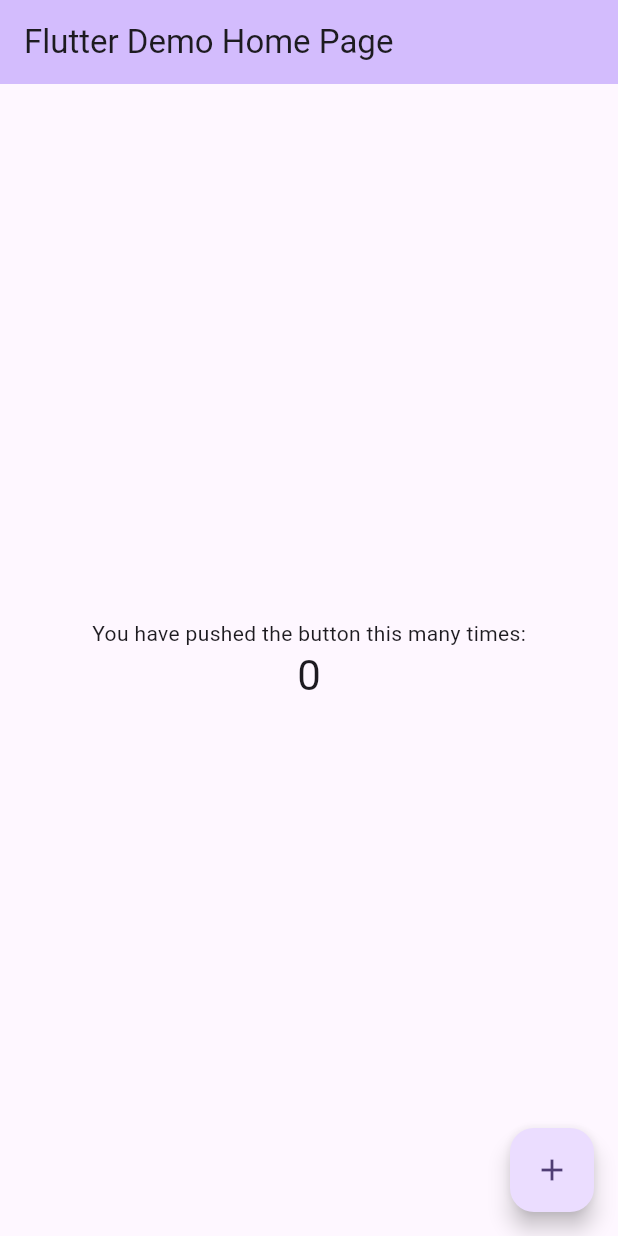
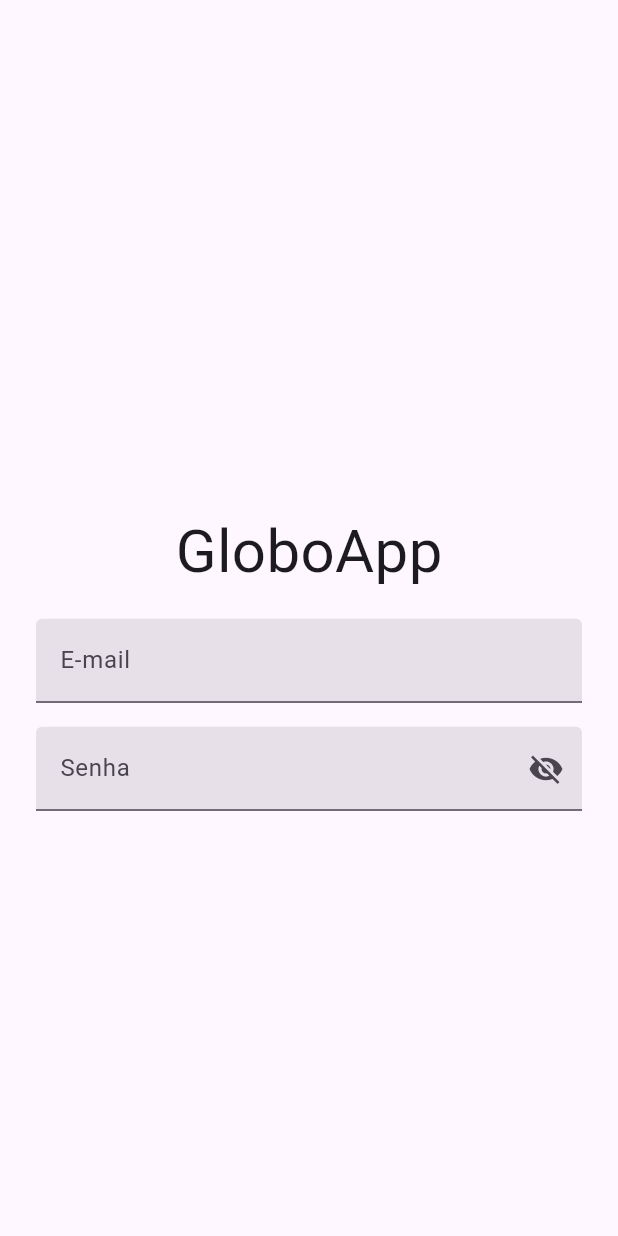
Before and after one commit to banksdaniel/flutter, a Flutter app: the screen it shows after launch, on a phone screen of 412 x 824 dp. Run offline on Flutter 3.47's test engine with Material 2 defaults, Android fonts, the phone set to English and light mode, and no system bars.

Commit message:
✨ Adding login feature

```diff
--- a/lib/main.dart
+++ b/lib/main.dart
@@ -1,84 +1,83 @@
 import 'package:flutter/material.dart';
 
 void main() {
-  runApp(const MyApp());
+  runApp(const GlobalApp());
 }
 
-class MyApp extends StatelessWidget {
-  const MyApp({super.key});
+class GlobalApp extends StatelessWidget {
+  const GlobalApp({super.key});
 
   @override
   Widget build(BuildContext context) {
-    return MaterialApp(
-      title: 'Change',
-      theme: ThemeData(
-        colorScheme: ColorScheme.fromSeed(seedColor: Colors.deepPurple),
-        useMaterial3: true,
+    return GestureDetector(
+      onTap: () {
+        final currentFocus = FocusScope.of(context);
+        FocusManager.instance.primaryFocus?.unfocus();
+      },
+      child: MaterialApp(
+        theme: ThemeData(
+            colorScheme: ColorScheme.fromSeed(
+                seedColor: Colors.deepPurple, brightness: Brightness.light),
+            useMaterial3: true),
+        darkTheme: ThemeData(
+            colorScheme: ColorScheme.fromSeed(
+                seedColor: Colors.purple, brightness: Brightness.dark),
+            useMaterial3: true),
+        home: const Home(),
       ),
-      home: const MyHomePage(title: 'Flutter Demo Home Page'),
     );
   }
 }
 
-class MyHomePage extends StatefulWidget {
-  const MyHomePage({super.key, required this.title});
-  final String title;
+class Home extends StatefulWidget {
+  const Home({super.key});
 
   @override
-  State<MyHomePage> createState() => _MyHomePageState();
+  State<Home> createState() => _HomeState();
 }
 
-class _MyHomePageState extends State<MyHomePage> {
-  int _counter = 0;
-
-  void _incrementCounter() {
-    setState(() {
-
-      _counter++;
-    });
-  }
+class _HomeState extends State<Home> {
+  bool _showPassword = false;
 
   @override
   Widget build(BuildContext context) {
+    return Scaffold(
+      appBar: AppBar(),
+      body: Center(
+        child: SingleChildScrollView(
+          padding: const EdgeInsets.all(24),
+          child: Column(
+            mainAxisSize: MainAxisSize.min,
+            children: [
+              const Text(
+                'GloboApp',
+                style: TextStyle(fontSize: 40),
+              ),
+              const SizedBox(height: 16),
+              const TextField(
+                decoration: InputDecoration(filled: true, labelText: 'E-mail'),
+              ),
+              const SizedBox(height: 16),
+              TextField(
+                  decoration: InputDecoration(
+                filled: true,
+                labelText: 'Senha',
+                suffixIcon: IconButton(
+                  onPressed: () {
+                    setState(() {
+                      _showPassword = !_showPassword;
+                    });
+                  },
+                  icon: Icon(
+                      _showPassword ? Icons.visibility : Icons.visibility_off),
+                ),
 
-    return Scaffold(
-      appBar: AppBar(
-        backgroundColor: Theme.of(context).colorScheme.inversePrimary,
-        title: Text(widget.title),
-      ),
-      body: Center(
+              )),
 
-        child: Column(
-          // Column is also a layout widget. It takes a list of children and
-          // arranges them vertically. By default, it sizes itself to fit its
-          // children horizontally, and tries to be as tall as its parent.
-          //
-          // Column has various properties to control how it sizes itself and
-          // how it positions its children. Here we use mainAxisAlignment to
-          // center the children vertically; the main axis here is the vertical
-          // axis because Columns are vertical (the cross axis would be
-          // horizontal).
-          //
-          // TRY THIS: Invoke "debug painting" (choose the "Toggle Debug Paint"
-          // action in the IDE, or press "p" in the console), to see the
-          // wireframe for each widget.
-          mainAxisAlignment: MainAxisAlignment.center,
-          children: <Widget>[
-            const Text(
-              'You have pushed the button this many times:',
-            ),
-            Text(
-              '$_counter',
-              style: Theme.of(context).textTheme.headlineMedium,
-            ),
-          ],
+            ],
+          ),
         ),
       ),
-      floatingActionButton: FloatingActionButton(
-        onPressed: _incrementCounter,
-        tooltip: 'Increment',
-        child: const Icon(Icons.add),
-      ), // This trailing comma makes auto-formatting nicer for build methods.
     );
   }
 }
```
